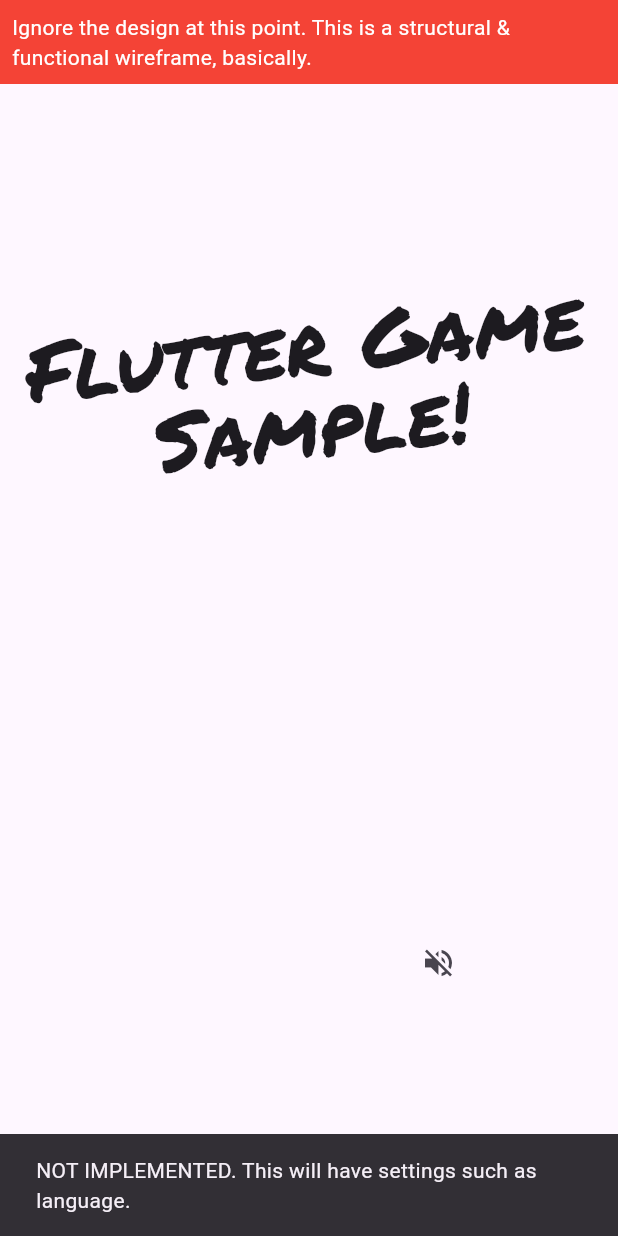
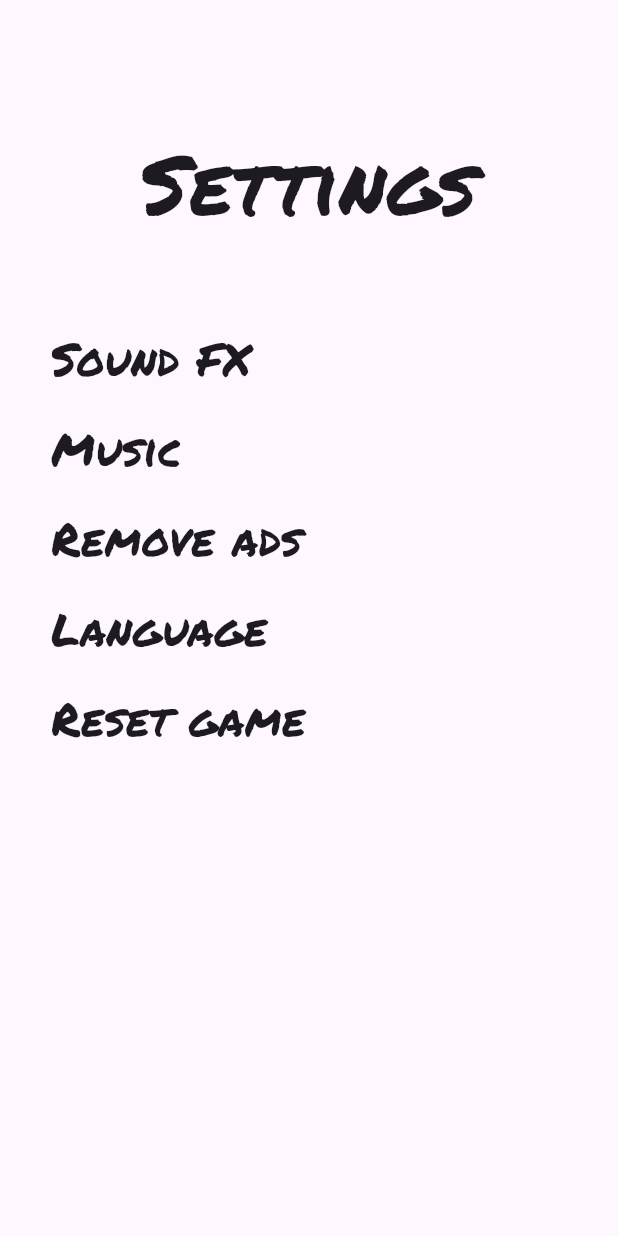
Before and after one commit to filiph/tictactoe, a Flutter app: the screen it shows after launch, after a tap on "Settings", on a phone screen of 412 x 824 dp. Run offline on Flutter 3.47's test engine with Material 2 defaults, Android fonts, the phone set to English and light mode, and no system bars; our stand-ins replace go_router; missing offline and left inert: rough; statements that could not run were skipped.

Commit message:
Add settings screen

```diff
--- a/analysis_options.yaml
+++ b/analysis_options.yaml
@@ -23,6 +23,7 @@ linter:
   # producing the lint.
   rules:
     prefer_const_constructors: false  # Annoying.
+    prefer_const_literals_to_create_immutables: false  # Annoying
     # avoid_print: false  # Uncomment to disable the `avoid_print` rule
     # prefer_single_quotes: true  # Uncomment to enable the `prefer_single_quotes` rule
 
--- a/lib/main.dart
+++ b/lib/main.dart
@@ -3,6 +3,7 @@ import 'package:flutter_game_sample/src/game_internals/board_setting.dart';
 import 'package:flutter_game_sample/src/level_selection/level_selection_screen.dart';
 import 'package:flutter_game_sample/src/main_menu/main_menu_screen.dart';
 import 'package:flutter_game_sample/src/play_session/play_session_screen.dart';
+import 'package:flutter_game_sample/src/settings/settings_screen.dart';
 import 'package:flutter_game_sample/src/win_game/win_game_screen.dart';
 import 'package:go_router/go_router.dart';
 import 'package:logging/logging.dart';
@@ -42,6 +43,10 @@ class MyApp extends StatelessWidget {
                     builder: (context, state) => WinGameScreen(),
                   )
                 ]),
+            GoRoute(
+              path: 'settings',
+              builder: (context, state) => const SettingsScreen(),
+            ),
           ]),
     ],
   );
--- a/lib/src/main_menu/main_menu_screen.dart
+++ b/lib/src/main_menu/main_menu_screen.dart
@@ -67,8 +67,7 @@ class MainMenuScreen extends StatelessWidget {
               mainAxisAlignment: MainAxisAlignment.center,
               children: [
                 RoughButton(
-                  onTap: () => showSnackDebug(
-                      'This will have settings such as language.'),
+                  onTap: () => GoRouter.of(context).go('/settings'),
                   child: const Text('Settings'),
                 ),
                 IconButton(
--- /dev/null
+++ b/lib/src/settings/settings_screen.dart
@@ -0,0 +1,87 @@
+import 'package:flutter/material.dart';
+import 'package:flutter_game_sample/src/rough/button.dart';
+import 'package:go_router/go_router.dart';
+
+class SettingsScreen extends StatelessWidget {
+  const SettingsScreen({Key? key}) : super(key: key);
+
+  static const _gap = SizedBox(height: 60);
+
+  @override
+  Widget build(BuildContext context) {
+    return Scaffold(
+      body: Padding(
+        padding: EdgeInsets.all(34),
+        child: Column(
+          children: [
+            Expanded(
+              child: ListView(
+                children: [
+                  _gap,
+                  const Text(
+                    'Settings',
+                    textAlign: TextAlign.center,
+                    style: TextStyle(
+                      fontFamily: 'Permanent Marker',
+                      fontSize: 55,
+                      height: 1,
+                    ),
+                  ),
+                  _gap,
+                  _SettingsLine('Sound FX', Icons.volume_off),
+                  _SettingsLine('Music', Icons.music_off),
+                  _SettingsLine('Remove ads', Icons.monetization_on),
+                  _SettingsLine('Language', Icons.language),
+                  _SettingsLine('Reset game', Icons.restart_alt),
+                  _gap,
+                ],
+              ),
+            ),
+            Center(
+              child: RoughButton(
+                onTap: () {
+                  GoRouter.of(context).pop();
+                },
+                child: const Text('Back'),
+              ),
+            ),
+            _gap,
+          ],
+        ),
+      ),
+    );
+  }
+}
+
+class _SettingsLine extends StatelessWidget {
+  final String title;
+
+  final IconData icon;
+
+  const _SettingsLine(this.title, this.icon, {Key? key}) : super(key: key);
+
+  @override
+  Widget build(BuildContext context) {
+    return Row(
+      mainAxisAlignment: MainAxisAlignment.center,
+      children: [
+        Text(title,
+            style: TextStyle(
+              fontFamily: 'Permanent Marker',
+              fontSize: 30,
+            )),
+        Spacer(),
+        RoughButton(
+          onTap: () {
+            final messenger = ScaffoldMessenger.of(context);
+            messenger.clearSnackBars();
+            messenger.showSnackBar(
+              SnackBar(content: Text('Not implemented yet.')),
+            );
+          },
+          child: Icon(icon),
+        ),
+      ],
+    );
+  }
+}
```
